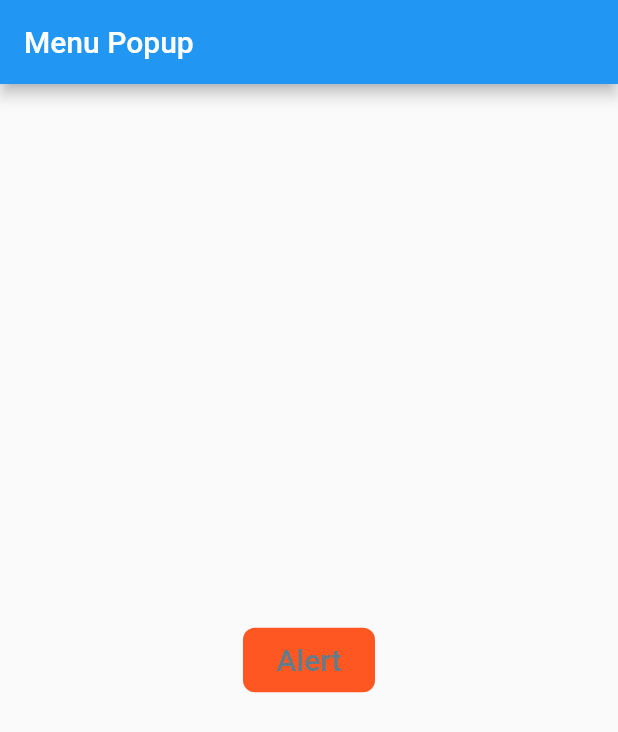
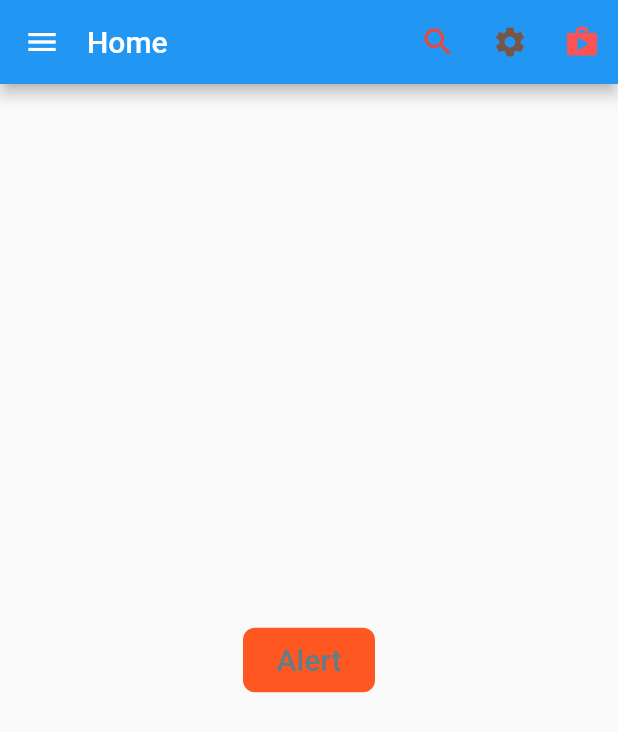
Before and after one commit to cuibap1907/flutter_dialogpopup, a Flutter app: the screen it shows after launch, on a phone screen of 412 x 824 dp. Shown: the top 732 px of the screen. Run offline on Flutter 3.47's test engine with Material 2 defaults, Android fonts, the phone set to English and light mode, and no system bars.

Commit message:
+ add action icons.

```diff
--- a/lib/main.dart
+++ b/lib/main.dart
@@ -47,7 +47,37 @@ class _PopupMenuButtonPageState extends State<PopupMenuButtonPage> {
   Widget build(BuildContext context) {
     return Scaffold(
         appBar: AppBar(
-          title: Text("Menu Popup"),
+          title: Text("Home"),
+          leading: IconButton(
+            icon: Icon(Icons.menu),
+            onPressed: () {
+
+            },
+          ),
+          titleSpacing: 2.0,
+          actions: <Widget>[
+            IconButton(
+              icon: Icon(
+                Icons.search,
+                color: Colors.red,
+              ),
+              onPressed: () {
+
+              },
+            ),
+            IconButton(
+              icon: Icon(
+                Icons.settings,
+                color: Colors.brown,
+              ),
+              onPressed: () {},
+            ),
+            IconButton(
+              icon: Icon(Icons.shop),
+              color: Colors.redAccent,
+              onPressed: () {},
+            ),
+          ],
         ),
         body: Builder(
           builder: (context) {
```
